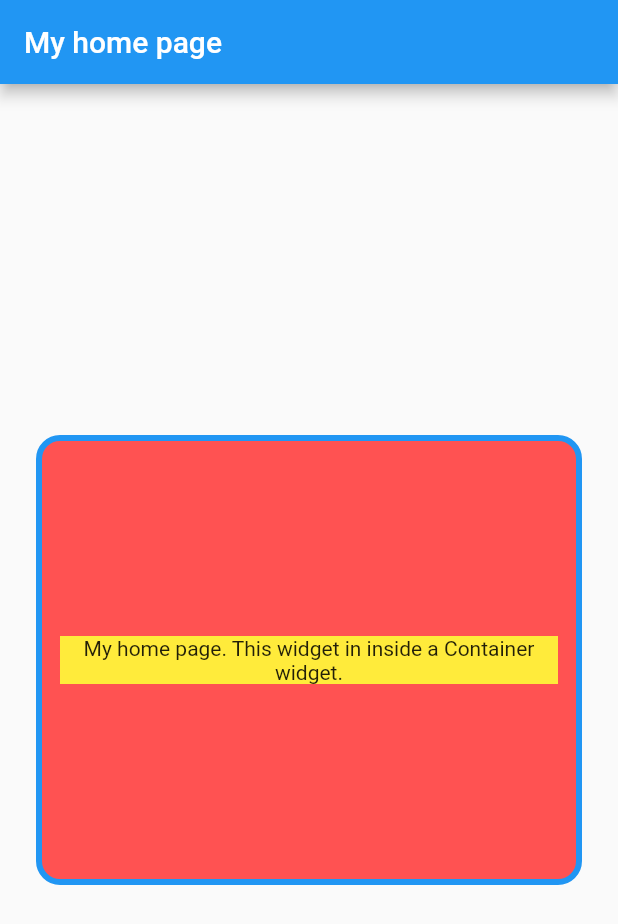
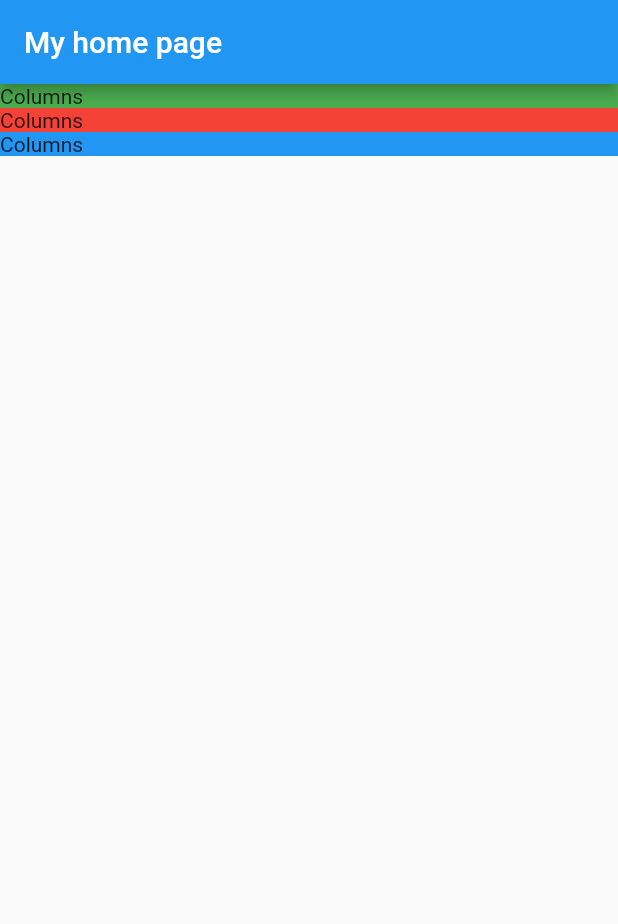
Before and after one commit to naoshi20/flutter_bookmark_app, a Flutter app: the screen it shows after launch, on a phone screen of 412 x 824 dp. Shown: the top 924 px of the screen. Run offline on Flutter 3.47's test engine with Material 2 defaults, Android fonts, the phone set to English and light mode, and no system bars.

Commit message:
play with row and column widgets

```diff
--- a/lib/main.dart
+++ b/lib/main.dart
@@ -14,24 +14,25 @@ class TaxiApp extends StatelessWidget {
         appBar: AppBar(
           title: const Text("My home page"),
         ),
-        body: Center(
-          child: Container(
-            padding: const EdgeInsets.all(12),
-            margin: const EdgeInsets.all(24),
-            alignment: Alignment.center,
-            constraints: const BoxConstraints.expand(height: 300),
-            decoration: BoxDecoration(
-              color: Colors.redAccent,
-              border: Border.all(width: 4, color: Colors.blue),
-              borderRadius: BorderRadius.circular(16),
-            ),
-            child: Container(
-              color: Colors.yellow,
-              child: const Text(
-                "My home page. This widget in inside a Container widget.",
-                textAlign: TextAlign.center,
+        body: Container(
+          color: Colors.lightBlue,
+          child: Column(
+            crossAxisAlignment: CrossAxisAlignment.stretch,
+            mainAxisSize: MainAxisSize.min,
+            children: <Widget>[
+              Container(
+                color: Colors.green,
+                child: const Text("Columns"),
               ),
-            ),
+              Container(
+                color: Colors.red,
+                child: const Text("Columns"),
+              ),
+              Container(
+                color: Colors.blue,
+                child: const Text("Columns"),
+              ),
+            ],
           ),
         ),
       ),
```
